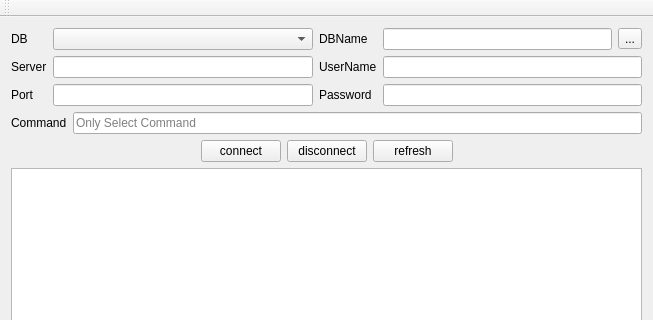
The window that mainwindow.ui (LeisureLinux/QtSQLTest) describes before a commit, drawn with Qt 5; both pictures show x 0 to 653 and y 0 to 320 of the 653 by 608 pixel window.
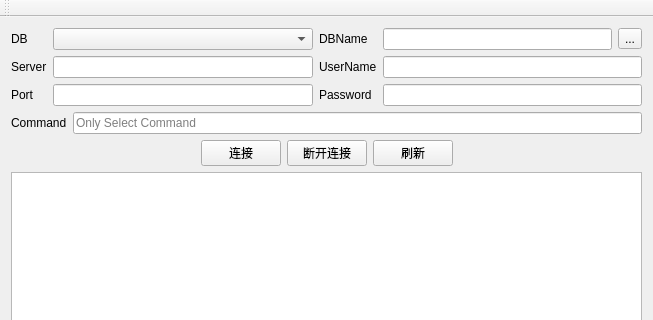
The same window after the commit.

Diff of the .ui file:
```diff
--- a/mainwindow.ui
+++ b/mainwindow.ui
@@ -106,21 +106,21 @@
       <item row="0" column="3">
        <widget class="QPushButton" name="pushButton_Refresh">
         <property name="text">
-         <string>refresh</string>
+         <string>刷新</string>
         </property>
        </widget>
       </item>
       <item row="0" column="2">
        <widget class="QPushButton" name="pushButton_Disconnect">
         <property name="text">
-         <string>disconnect</string>
+         <string>断开连接</string>
         </property>
        </widget>
       </item>
       <item row="0" column="1">
        <widget class="QPushButton" name="pushButton_Connect">
         <property name="text">
-         <string>connect</string>
+         <string>连接</string>
         </property>
        </widget>
       </item>
```
Left out of the diff: 2 changed lines with no effect on the pictures.
